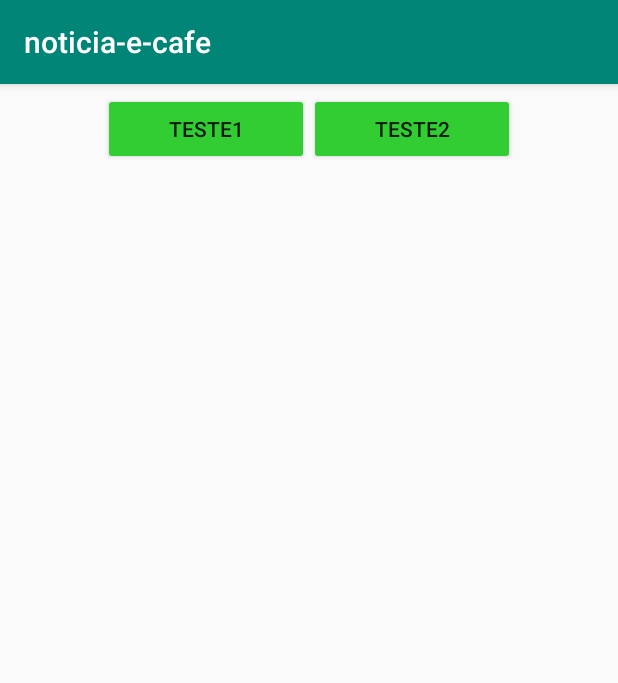
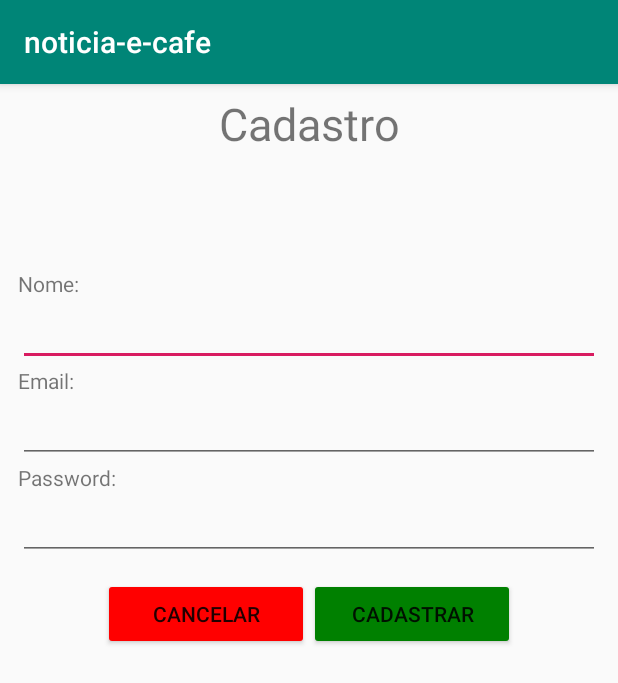
Before and after one commit to MailsonD/PDM-Noticias-e-Cafe, an Android app: the TelaCadastro screen opened directly, with no data from a screen before it, on a phone screen of 412 x 824 dp. Shown: the top 683 px of the screen. Run offline under Robolectric (Android 15) with nearby library versions, the phone set to English and light mode, and no system bars.

Commit message:
Tela de Cadastro

```diff
--- a/app/src/main/java/com/ifpb/noticia_e_cafe/component/InputField.java
+++ b/app/src/main/java/com/ifpb/noticia_e_cafe/component/InputField.java
@@ -15,6 +15,7 @@ public class InputField extends LinearLayout {
     private TextView textView;
     private EditText editText;
     private String label;
+    private Integer width;
     private int inputType;
 
     public InputField(Context context, String label,int inputType) {
@@ -24,11 +25,18 @@ public class InputField extends LinearLayout {
         init();
     }
 
+    public InputField(Context context, String label,int inputType, Integer width) {
+        super(context);
+        this.label = label;
+        this.inputType = inputType;
+        this.width = width;
+        init();
+    }
+
     private void init() {
         LayoutParams layoutParams = new LayoutParams(LayoutParams.WRAP_CONTENT, LayoutParams.WRAP_CONTENT);
         setLayoutParams(layoutParams);
         setOrientation(VERTICAL);
-        setPadding(30, 0, 30, 0);
         textView = new TextView(getContext());
         textView.setText(label);
         addView(textView);
@@ -37,25 +45,7 @@ public class InputField extends LinearLayout {
         //Limitar unica linha input
         editText.setSingleLine();
         editText.setInputType(InputType.TYPE_CLASS_TEXT | inputType);
-        editText.setPadding(10, 0, 10, 0);
-//        editText.addTextChangedListener(new TextWatcher() {
-//            @Override
-//            public void beforeTextChanged(CharSequence s, int start, int count, int after) {
-//
-//            }
-//
-//            @Override
-//            public void onTextChanged(CharSequence s, int start, int before, int count) {
-//
-//            }
-//
-//            @Override
-//            public void afterTextChanged(Editable s) {
-//                if(!(s.toString().matches("[\\w]{1,}@[\\w]{1,}+(.[\\w]{2,})?"))){
-//                    Log.d("DEVELOPER", s+" não é um email válido!");
-//                }
-//            }
-//        });
+        editText.setWidth(width);
         addView(editText);
     }
 
--- a/app/src/main/java/com/ifpb/noticia_e_cafe/tela/TelaCadastro.java
+++ b/app/src/main/java/com/ifpb/noticia_e_cafe/tela/TelaCadastro.java
@@ -8,8 +8,10 @@ import android.text.InputType;
 import android.util.Log;
 import android.view.Display;
 import android.view.Gravity;
+import android.view.LayoutInflater;
 import android.view.View;
 import android.widget.LinearLayout;
+import android.widget.TextView;
 
 import com.ifpb.noticia_e_cafe.component.ButtonComponent;
 import com.ifpb.noticia_e_cafe.component.InputField;
@@ -19,42 +21,74 @@ public class TelaCadastro extends AppCompatActivity {
     public void onCreate(Bundle salvedInstanceState){
         super.onCreate(salvedInstanceState);
 
+        final LinearLayout linearLayoutButtons= new LinearLayout(this);
+        linearLayoutButtons.setLayoutParams(new LinearLayout.LayoutParams( LinearLayout.LayoutParams.MATCH_PARENT, LinearLayout.LayoutParams.MATCH_PARENT));
+        linearLayoutButtons.setOrientation(LinearLayout.HORIZONTAL);
+        linearLayoutButtons.setPadding(9,9,9,9);
+        linearLayoutButtons.setGravity(Gravity.CENTER_HORIZONTAL);
 
-        final LinearLayout linearLayout1= new LinearLayout(this);
-        linearLayout1.setLayoutParams(new LinearLayout.LayoutParams( LinearLayout.LayoutParams.MATCH_PARENT, LinearLayout.LayoutParams.MATCH_PARENT));
-        linearLayout1.setOrientation(LinearLayout.HORIZONTAL);
-        linearLayout1.setPadding(9,9,9,9);
-        linearLayout1.setGravity(Gravity.CENTER_HORIZONTAL);
-        setContentView(linearLayout1);
-
-//        final InputField inputField = new InputField(this,"Password:", InputType.TYPE_TEXT_VARIATION_PASSWORD);
-//        linearLayout1.addView(inputField);
+        final LinearLayout linearLayoutImputs= new LinearLayout(this);
+        linearLayoutImputs.setLayoutParams(new LinearLayout.LayoutParams( LinearLayout.LayoutParams.MATCH_PARENT, LinearLayout.LayoutParams.MATCH_PARENT));
+        linearLayoutImputs.setOrientation(LinearLayout.VERTICAL);
+        linearLayoutImputs.setPadding(9,9,9,9);
+        linearLayoutImputs.setGravity(Gravity.CENTER_HORIZONTAL);
 
         Display display = getWindowManager().getDefaultDisplay();
         Point size = new Point();
         display.getSize(size);
         int width = size.x;
 
+        final InputField nome = new InputField(this,"Nome:", InputType.TYPE_CLASS_TEXT, width);
+        linearLayoutImputs.addView(nome);
 
+        final InputField email = new InputField(this,"Email:", InputType.TYPE_TEXT_VARIATION_WEB_EMAIL_ADDRESS, width);
+        linearLayoutImputs.addView(email);
 
-        final ButtonComponent buttonComponent1 = new ButtonComponent(this, "Teste1", width/3, Color.rgb(50,205,50));
-        linearLayout1.addView(buttonComponent1);
+        final InputField senha = new InputField(this,"Password:", InputType.TYPE_TEXT_VARIATION_PASSWORD, width);
+        linearLayoutImputs.addView(senha);
 
-        final ButtonComponent buttonComponent2 = new ButtonComponent(this, "Teste2", width/3, Color.rgb(50,205,50));
-        linearLayout1.addView(buttonComponent2);
+        final ButtonComponent cancelar = new ButtonComponent(this, "Cancelar", width/3, Color.rgb(255,0,0));
+        linearLayoutButtons.addView(cancelar);
 
-        buttonComponent1.setOnClickAction(new View.OnClickListener() {
+        final ButtonComponent cadastrar = new ButtonComponent(this, "Cadastrar", width/3, Color.rgb(0,128,0));
+        linearLayoutButtons.addView(cadastrar);
+
+        cancelar.setOnClickAction(new View.OnClickListener() {
             @Override
             public void onClick(View v) {
-                Log.d("Oi", "foi");
+                Log.d("Oi", "Cancelou!");
             }
         });
 
-        buttonComponent2.setOnClickListener(new View.OnClickListener() { // não usar este método ele é o onClickListener do layout e não do botão
+        cadastrar.setOnClickAction(new View.OnClickListener() {
+            @Override
+            public void onClick(View v) {
+                Log.d("Oi", "Cadastrou");
+            }
+        });
+
+        cadastrar.setOnClickListener(new View.OnClickListener() { // não usar este método ele é o onClickListener do layout e não do botão
             @Override
             public void onClick(View v) {
                 Log.d("Ola", "Foi");
             }
         });
+
+        final TextView titulo = new TextView(this);
+        titulo.setText("Cadastro\n\n");
+        titulo.setTextSize(30f);
+        titulo.setTextAlignment(View.TEXT_ALIGNMENT_CENTER);
+
+
+        final LinearLayout linearLayout= new LinearLayout(this);
+        linearLayout.setLayoutParams(new LinearLayout.LayoutParams( LinearLayout.LayoutParams.MATCH_PARENT, LinearLayout.LayoutParams.WRAP_CONTENT));
+        linearLayout.setOrientation(LinearLayout.VERTICAL);
+        linearLayout.setPadding(9,9,9,9);
+        linearLayout.setGravity(Gravity.CENTER_VERTICAL);
+        setContentView(linearLayout);
+
+        linearLayout.addView(titulo);
+        linearLayout.addView(linearLayoutImputs);
+        linearLayout.addView(linearLayoutButtons);
     }
 }
```
